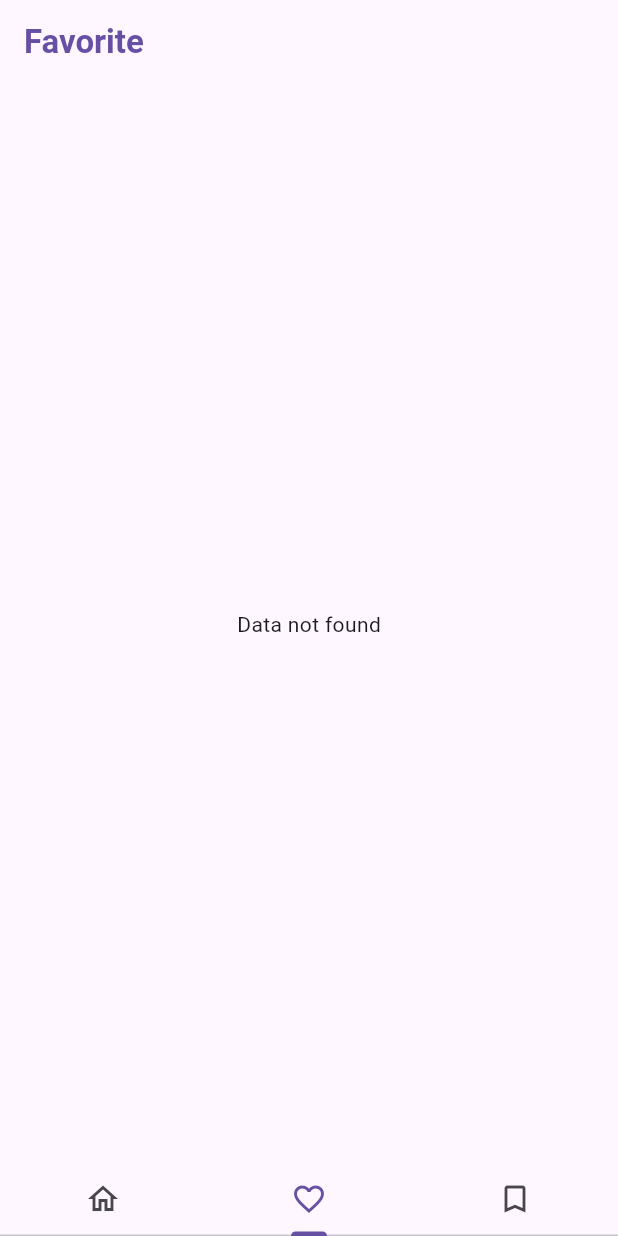
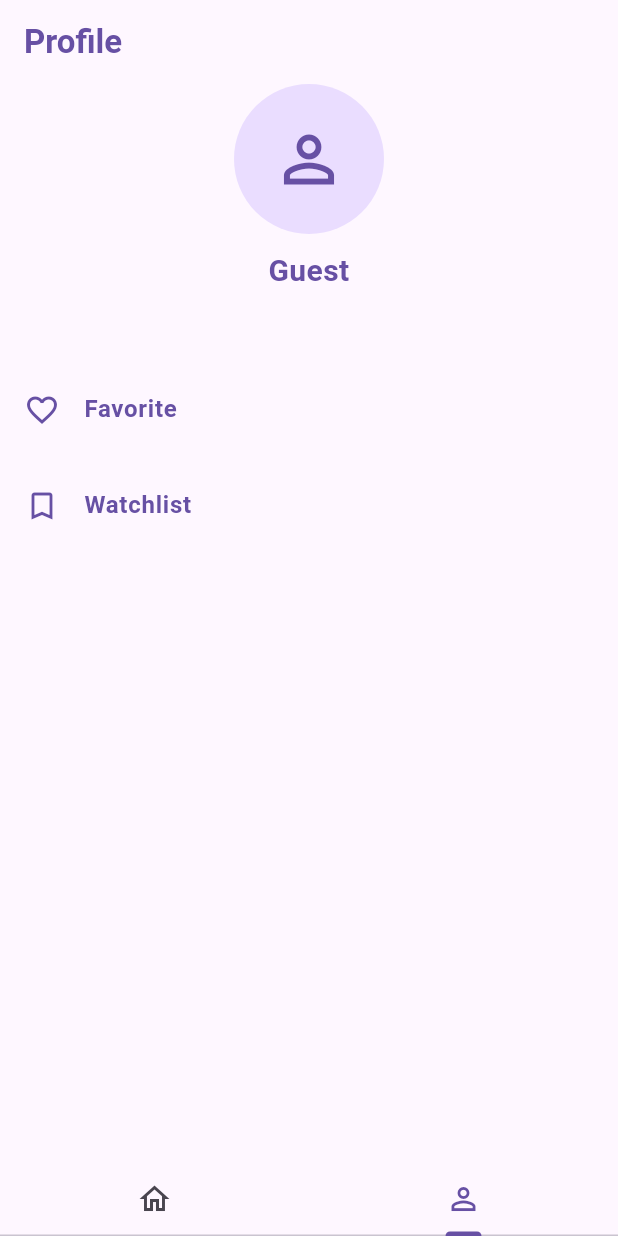
Before and after one commit to aciedds/tmdb_ek, a Flutter app: the screen it shows after launch, tab 2 chosen, on a phone screen of 412 x 824 dp. Run offline on Flutter 3.47's test engine with Material 3 defaults, Android fonts, the phone set to English and light mode, and no system bars; our stand-ins replace dio, freezed_annotation, get, get_it, hive_flutter, injectable and 2 more; accounts and stored records are empty; network calls fail.

Commit message:
update view

```diff
--- /dev/null
+++ b/lib/presentation/favorite_film/favorite_film_binding.dart
@@ -0,0 +1,9 @@
+import 'package:get/get.dart';
+import 'package:tmdb_ek/presentation/favorite_film/favorite_film_controller.dart';
+
+class FavoriteFilmBinding extends Bindings {
+  @override
+  void dependencies() {
+    Get.lazyPut<FavoriteFilmController>(() => FavoriteFilmController());
+  }
+}
--- a/lib/presentation/home/home_view.dart
+++ b/lib/presentation/home/home_view.dart
@@ -1,9 +1,8 @@
 import 'package:flutter/material.dart';
 import 'package:get/get.dart';
 import 'package:tmdb_ek/presentation/home/home_controller.dart';
-import 'package:tmdb_ek/presentation/home/tab/favorite_tab/favorite_tab.dart';
 import 'package:tmdb_ek/presentation/home/tab/home_tab/home_tab.dart';
-import 'package:tmdb_ek/presentation/home/tab/watchlist_tab/watchlist_tab.dart';
+import 'package:tmdb_ek/presentation/home/tab/profile_tab/profile_tab.dart';
 
 class HomeView extends GetView<HomeController> {
   const HomeView({super.key});
@@ -15,8 +14,9 @@ class HomeView extends GetView<HomeController> {
         controller: controller.tabController,
         children: const [
           HomeTab(),
-          FavoriteTab(),
-          WatchlistTab(),
+          ProfileTab(),
+          // FavoriteTab(),
+          // WatchlistTab(),
         ],
       ),
       bottomNavigationBar: TabBar(
@@ -26,11 +26,14 @@ class HomeView extends GetView<HomeController> {
             icon: Icon(Icons.home_outlined),
           ),
           Tab(
-            icon: Icon(Icons.favorite_border),
-          ),
-          Tab(
-            icon: Icon(Icons.bookmark_border_outlined),
-          ),
+            icon: Icon(Icons.person_outline),
+          )
+          // Tab(
+          //   icon: Icon(Icons.favorite_border),
+          // ),
+          // Tab(
+          //   icon: Icon(Icons.bookmark_border_outlined),
+          // ),
         ],
       ),
     );
--- /dev/null
+++ b/lib/presentation/home/tab/profile_tab/profile_tab.dart
@@ -0,0 +1,73 @@
+import 'package:flutter/material.dart';
+import 'package:get/get.dart';
+import 'package:tmdb_ek/presentation/routes.dart';
+
+class ProfileTab extends StatelessWidget {
+  const ProfileTab({super.key});
+
+  @override
+  Widget build(BuildContext context) {
+    return Scaffold(
+      appBar: AppBar(
+        title: Text(
+          "Profile",
+          style: TextStyle(
+            fontWeight: FontWeight.bold,
+            color: Theme.of(context).primaryColor,
+          ),
+        ),
+      ),
+      body: ListView(
+        children: [
+          CircleAvatar(
+            radius: 50,
+            child: Icon(
+              Icons.person_outline,
+              size: 50,
+              color: Theme.of(context).primaryColor,
+            ),
+          ),
+          const SizedBox(height: 10),
+          Text(
+            "Guest",
+            style: TextStyle(
+              fontWeight: FontWeight.bold,
+              fontSize: 20,
+              color: Theme.of(context).primaryColor,
+            ),
+            textAlign: TextAlign.center,
+          ),
+          const SizedBox(height: 50),
+          ListTile(
+            leading: Icon(
+              Icons.favorite_border,
+              color: Theme.of(context).primaryColor,
+            ),
+
+            title: Text(
+              "Favorite",
+              style: TextStyle(
+                fontWeight: FontWeight.bold,
+                color: Theme.of(context).primaryColor,
+              ),
+            ),
+            onTap: () => Get.offNamed(Routes.FAVORITE_FILM),
+          ),
+          const SizedBox(height: 8),
+          ListTile(
+            leading: Icon(Icons.bookmark_border_outlined,
+                color: Theme.of(context).primaryColor),
+            title: Text(
+              "Watchlist",
+              style: TextStyle(
+                fontWeight: FontWeight.bold,
+                color: Theme.of(context).primaryColor,
+              ),
+            ),
+            onTap: () => Get.offNamed(Routes.WATCHLIST_FILM),
+          ),
+        ],
+      ),
+    );
+  }
+}
--- a/lib/presentation/pages.dart
+++ b/lib/presentation/pages.dart
@@ -1,4 +1,6 @@
 import 'package:get/get.dart';
+import 'package:tmdb_ek/presentation/favorite_film/favorite_film_binding.dart';
+import 'package:tmdb_ek/presentation/favorite_film/favorite_film_view.dart';
 import 'package:tmdb_ek/presentation/film_detail/film_detail_binding.dart';
 import 'package:tmdb_ek/presentation/film_detail/film_detail_view.dart';
 import 'package:tmdb_ek/presentation/home/home_binding.dart';
@@ -6,6 +8,8 @@ import 'package:tmdb_ek/presentation/home/home_view.dart';
 import 'package:tmdb_ek/presentation/routes.dart';
 import 'package:tmdb_ek/presentation/search_film/search_film_binding.dart';
 import 'package:tmdb_ek/presentation/search_film/search_film_view.dart';
+import 'package:tmdb_ek/presentation/watchlist_film/watchlist_film_binding.dart';
+import 'package:tmdb_ek/presentation/watchlist_film/watchlist_film_view.dart';
 
 class Pages {
   Pages._();
@@ -30,5 +34,17 @@ class Pages {
       transition: Transition.rightToLeftWithFade,
       binding: SearchFilmBinding(),
     ),
+    GetPage(
+      name: Routes.FAVORITE_FILM,
+      page: () => const FavoriteFilmView(),
+      transition: Transition.rightToLeftWithFade,
+      binding: FavoriteFilmBinding(),
+    ),
+    GetPage(
+      name: Routes.WATCHLIST_FILM,
+      page: () => const WatchlistFilmView(),
+      transition: Transition.rightToLeftWithFade,
+      binding: WatchlistFilmBinding(),
+    ),
   ];
 }
--- a/lib/presentation/routes.dart
+++ b/lib/presentation/routes.dart
@@ -3,4 +3,6 @@ class Routes {
   static const HOME = '/home';
   static const FILM_DETAIL = '/film_detail';
   static const SEARCH_FILM = '/search_film';
+  static const FAVORITE_FILM = '/favorite_film';
+  static const WATCHLIST_FILM = '/watchlist_film';
 }
--- /dev/null
+++ b/lib/presentation/watchlist_film/watchlist_film_binding.dart
@@ -0,0 +1,9 @@
+import 'package:get/get.dart';
+import 'package:tmdb_ek/presentation/watchlist_film/watchlist_film_controller.dart';
+
+class WatchlistFilmBinding extends Bindings {
+  @override
+  void dependencies() {
+    Get.lazyPut<WatchlistFilmController>(() => WatchlistFilmController());
+  }
+}
```
Also changed, not shown: lib/presentation/favorite_film/favorite_film_controller.dart (added, +31 -0 lines), lib/presentation/favorite_film/favorite_film_view.dart (added, +59 -0 lines), lib/presentation/home/home_controller.dart (+16 -16 lines), lib/presentation/watchlist_film/watchlist_film_controller.dart (added, +31 -0 lines), lib/presentation/watchlist_film/watchlist_film_view.dart (added, +57 -0 lines).
